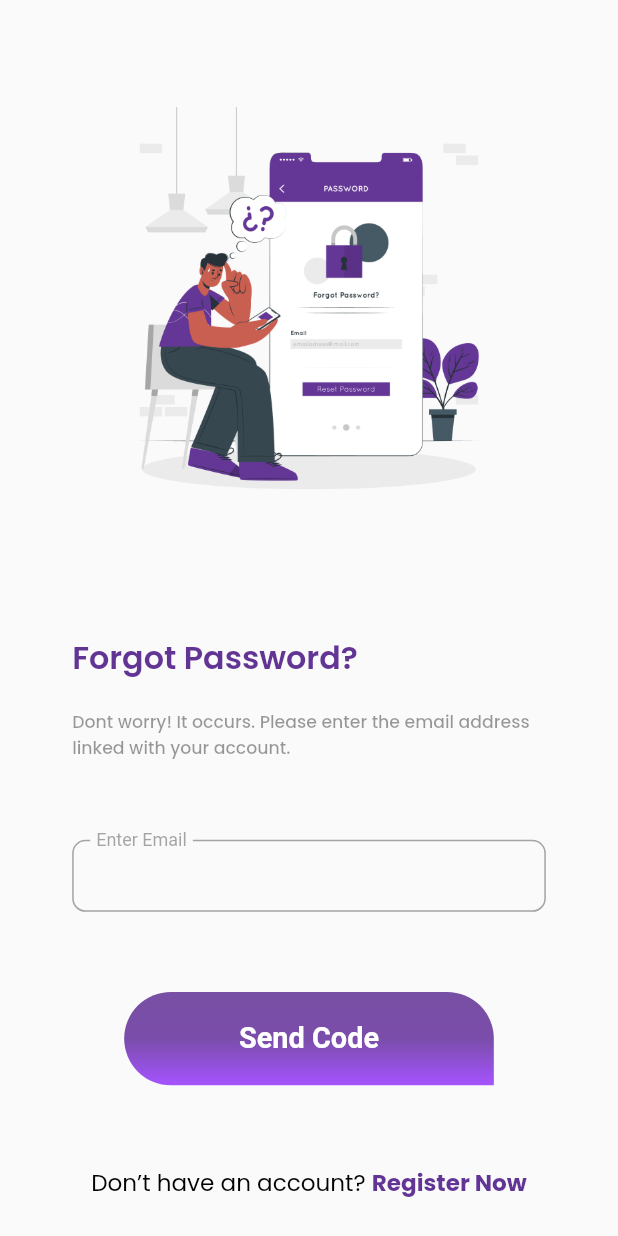
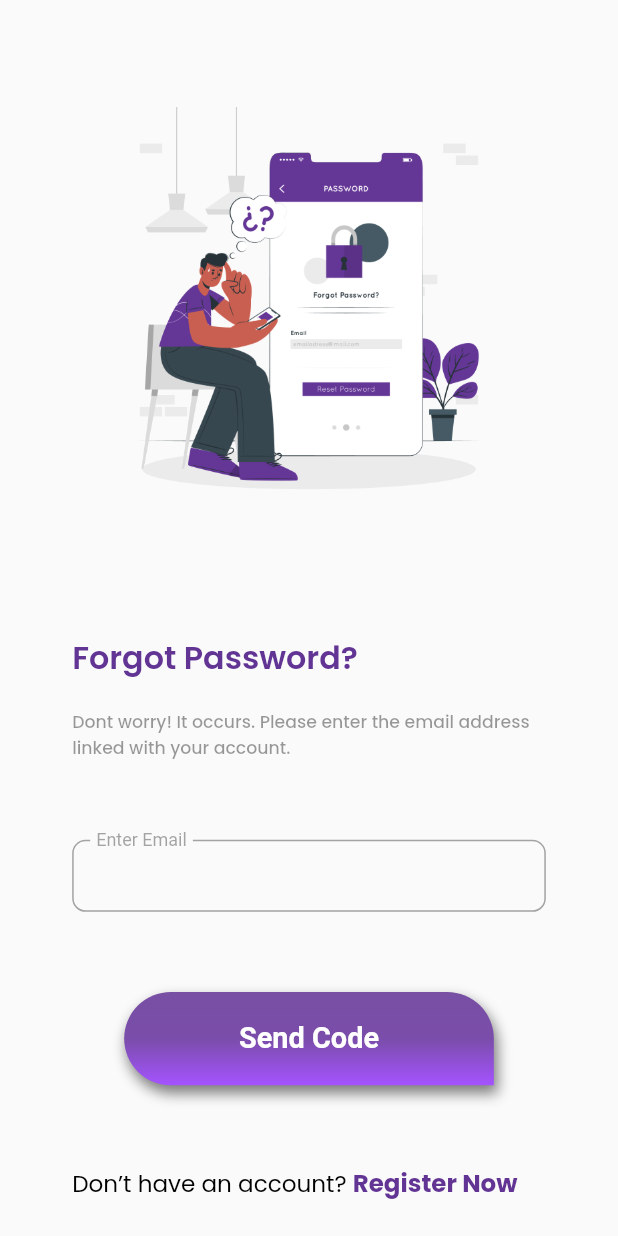
Before and after one commit to muhammad-asim786/cancer_detection-FYP-, a Flutter app: the ForgotpasswordScreen screen opened directly, on a phone screen of 412 x 824 dp. Run offline on Flutter 3.47's test engine with Material 2 defaults, Android fonts, the phone set to English and light mode, and no system bars; our stand-ins replace flutter_screenutil, get, google_fonts, simple_animations.

Commit message:
FadeAnimation Done

```diff
--- a/lib/main.dart
+++ b/lib/main.dart
@@ -3,7 +3,6 @@ import 'package:flutter/material.dart';
 import 'package:flutter_screenutil/flutter_screenutil.dart';
 import 'package:get/get_navigation/src/root/get_material_app.dart';
 import 'package:provider/provider.dart';
-
 import 'core/provider/provider.dart';
 
 void main() {
--- a/lib/view/Auth/forgotpassword_screen/forgotpassword_screen.dart
+++ b/lib/view/Auth/forgotpassword_screen/forgotpassword_screen.dart
@@ -1,13 +1,15 @@
 import 'package:canecer_scan/core/constant/color.dart';
 import 'package:canecer_scan/core/constant/image.dart';
 import 'package:canecer_scan/view/Auth/signup_screen/signup_screen.dart';
-import 'package:canecer_scan/view/custom_widget/custom_text.dart';
-import 'package:canecer_scan/view/custom_widget/custom_textfield.dart';
+import 'package:canecer_scan/view/animation/fade_animation.dart';
+import 'package:canecer_scan/view/widgets/custom_text.dart';
+import 'package:canecer_scan/view/widgets/custom_textfield.dart';
 import 'package:flutter/material.dart';
 import 'package:flutter_screenutil/flutter_screenutil.dart';
 import 'package:get/get.dart';
-import '../../custom_widget/custom_button.dart';
-import '../../custom_widget/custom_text_account.dart';
+
+import '../../widgets/custom_button.dart';
+import '../../widgets/custom_text_account.dart';
 
 class ForgotpasswordScreen extends StatelessWidget {
   const ForgotpasswordScreen({super.key});
@@ -47,9 +49,9 @@ class ForgotpasswordScreen extends StatelessWidget {
                 ),
               ),
               SizedBox(height: 60.h),
-              CustomTextField(hintText: 'Enter Email'),
+              FadeAnimation(0.7, CustomTextField(hintText: 'Enter Email')),
               SizedBox(height: 60.h),
-              DefaultButton(text: 'Send Code'),
+              FadeAnimation(0.9, DefaultButton(text: 'Send Code')),
               SizedBox(height: 60.h),
               Align(
                 alignment: Alignment.bottomCenter,
--- /dev/null
+++ b/lib/view/animation/fade_animation.dart
@@ -0,0 +1,34 @@
+import 'package:flutter/cupertino.dart';
+import 'package:simple_animations/animation_builder/custom_animation_builder.dart';
+import 'package:simple_animations/movie_tween/movie_tween.dart';
+
+class FadeAnimation extends StatelessWidget {
+  final double delay;
+  final Widget child;
+
+  FadeAnimation(this.delay, this.child);
+
+  @override
+  Widget build(BuildContext context) {
+    final tween = MovieTween()
+      ..tween('opacity', Tween(begin: 0.0, end: 1.0),
+          duration: const Duration(milliseconds: 500), curve: Curves.easeIn)
+      ..tween(
+          'translateY',
+          duration: const Duration(milliseconds: 500),
+          Tween(begin: -30.0, end: 0.0),
+          curve: Curves.easeOut);
+
+    return CustomAnimationBuilder(
+        delay: Duration(milliseconds: (500 * delay).round()),
+        duration: tween.duration,
+        tween: tween,
+        child: child,
+        builder: (BuildContext context, Movie value, Widget? child) {
+          return Opacity(
+              opacity: value.get("opacity"),
+              child: Transform.translate(
+                  offset: Offset(0.0, value.get("translateY")), child: child));
+        });
+  }
+}
--- a/lib/view/custom_widget/custom_button.dart
+++ b/lib/view/widgets/custom_button.dart
@@ -1,6 +1,7 @@
 import 'package:flutter/material.dart';
 import 'package:flutter_screenutil/flutter_screenutil.dart';
 import 'package:get/get.dart';
+
 import '../../core/constant/color.dart';
 
 class DefaultButton extends StatelessWidget {
@@ -22,20 +23,20 @@ class DefaultButton extends StatelessWidget {
     return SizedBox(
       width: 256.w,
       height: 70.h,
-      child: TextButton(
-        style: TextButton.styleFrom(
-          shape: RoundedRectangleBorder(
-            borderRadius: BorderRadius.only(
-              topLeft: Radius.circular(100.r),
-              topRight: Radius.circular(100.r),
-              bottomLeft: Radius.circular(100.r),
-            ),
-          ),
-          padding: EdgeInsets.zero, // Remove padding to fill the entire button
-        ),
-        onPressed: onPressed as void Function()?,
+      child: InkWell(
+        splashColor: primaryColor, // Change this to the color you want
+
+        onTap: onPressed as void Function()?,
         child: Container(
           decoration: BoxDecoration(
+            boxShadow: [
+              BoxShadow(
+                color: Colors.black.withOpacity(0.5),
+                spreadRadius: 0.5,
+                blurRadius: 7,
+                offset: Offset(2, 5),
+              )
+            ],
             gradient: LinearGradient(
               colors: [buttonColorTop, buttonColormiddle, buttonColorbottom],
               begin: Alignment.topCenter,
--- a/lib/view/custom_widget/custom_text_account.dart
+++ b/lib/view/widgets/custom_text_account.dart
@@ -1,4 +1,5 @@
 import 'package:canecer_scan/core/constant/color.dart';
+import 'package:canecer_scan/view/animation/fade_animation.dart';
 import 'package:flutter/material.dart';
 import 'package:flutter_screenutil/flutter_screenutil.dart';
 import 'package:google_fonts/google_fonts.dart';
@@ -14,27 +15,27 @@ class CustomTextWihtAccount extends StatelessWidget {
 
   @override
   Widget build(BuildContext context) {
-    return RichText(
-        text: TextSpan(
+    return Row(
       children: [
-        TextSpan(
-            text: text,
+        Text(text,
             style: GoogleFonts.poppins(
               textStyle: TextStyle(
                 fontSize: 16.sp,
                 color: blackColor,
               ),
             )),
-        TextSpan(
-            text: text2,
+        FadeAnimation(
+          0.5,
+          Text(text2,
               style: GoogleFonts.poppins(
                 textStyle: TextStyle(
-                fontSize: 16.sp,
+                  fontSize: 17.sp,
                   color: primaryColor,
                   fontWeight: FontWeight.bold,
                 ),
               )),
+        ),
       ],
-    ));
+    );
   }
 }
--- a/lib/view/custom_widget/custom_textfield.dart
+++ b/lib/view/widgets/custom_textfield.dart
@@ -18,8 +18,6 @@ class _CustomTextFieldState extends State<CustomTextField> {
   @override
   void initState() {
     super.initState();
-
-    // Add a listener to the focus node to change the UI when focused.
     _focusNode.addListener(() {
       setState(() {});
     });
--- a/pubspec.yaml
+++ b/pubspec.yaml
@@ -15,6 +15,7 @@ dependencies:
   get: ^4.6.5
   change_app_package_name: ^1.1.0
   google_fonts: ^6.1.0
+  simple_animations: ^5.0.2
 dev_dependencies:
   flutter_test:
     sdk: flutter
```
Also changed, not shown: lib/view/Auth/createnewpassword_screen/createnewpassword_screen.dart (+5 -4 lines), lib/view/Auth/signin_screen/signin_screen.dart (+22 -12 lines), lib/view/Auth/signup_screen/signup_screen.dart (+21 -17 lines), lib/view/onboarding_screen/onboarding_screen.dart (+17 -78 lines), lib/view/widgets/custom_text.dart (renamed from lib/view/custom_widget/custom_text.dart), lib/view/widgets/cutom_facebook_google_logo.dart (renamed from lib/view/custom_widget/cutom_facebook_google_logo.dart), pubspec.lock. Lines whose indentation alone changed are shown as unchanged.
